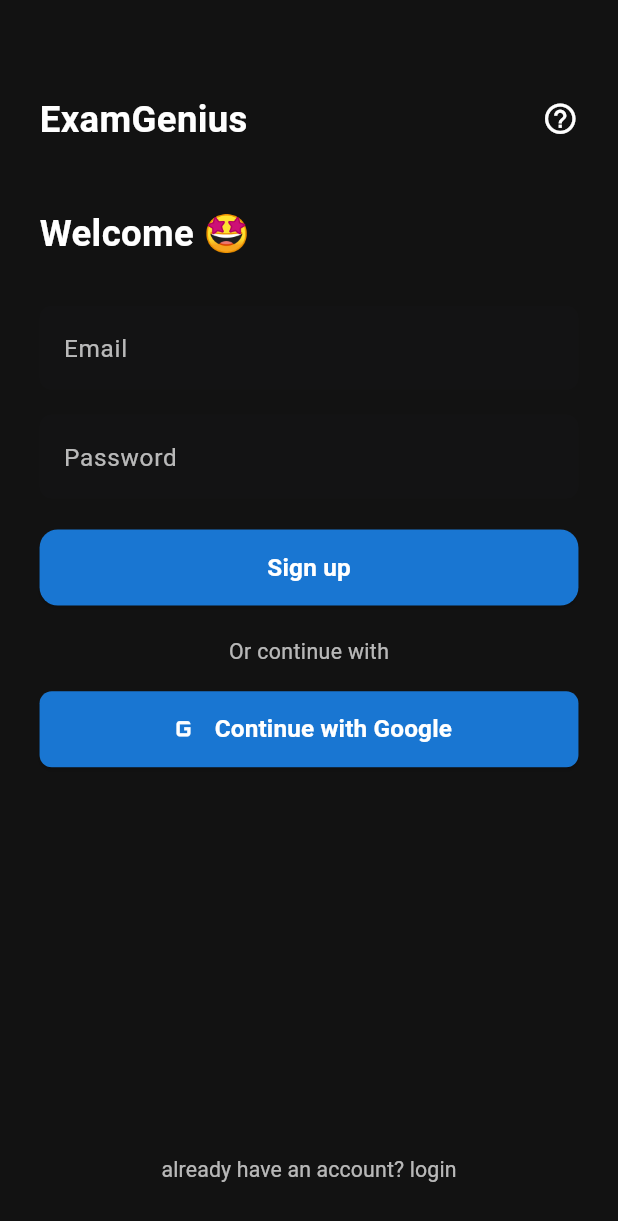
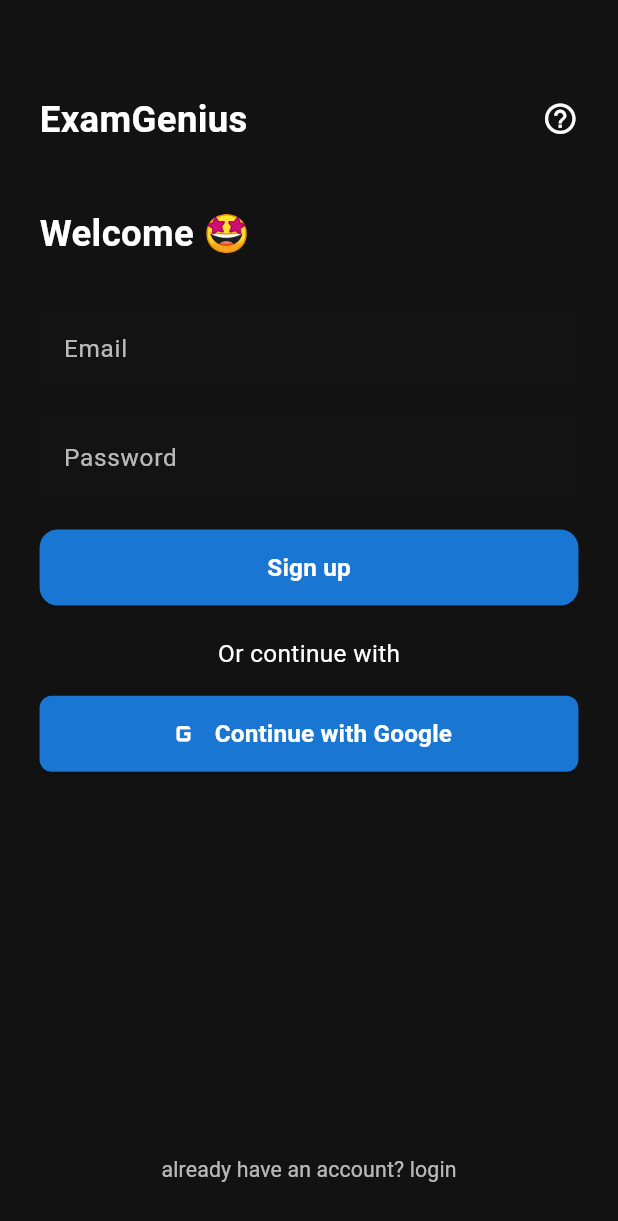
Before and after one commit to sayodaa/exam-zone, a Flutter app: the SignupScreen screen opened directly, on a phone screen of 412 x 824 dp. Shown: the top 1221 px of the screen. Run offline on Flutter 3.47's test engine with Material 3 defaults, Android fonts, the phone set to English and light mode, and no system bars; our stand-ins replace animate_do, connectivity_plus, flutter_bloc, flutter_screenutil, freezed_annotation, shared_preferences; accounts and stored records are empty; project files that could hold a hidden picture were left out.

```diff
--- a/lib/app.dart
+++ b/lib/app.dart
@@ -1,13 +1,9 @@
 import 'package:flutter/material.dart';
 import 'package:flutter_screenutil/flutter_screenutil.dart';
+import 'package:graduation/core/routes/app_routes.dart';
 import 'package:graduation/core/styles/theme/app_themes_styles.dart';
 import 'package:graduation/core/styles/theme/theme_provider.dart';
 import 'package:provider/provider.dart';
-import 'package:graduation/core/routes/app_routes.dart';
-
-void main() {
-  runApp(const ExamZone());
-}
 
 class ExamZone extends StatelessWidget {
   const ExamZone({super.key});
--- a/lib/core/styles/app_text_styles.dart
+++ b/lib/core/styles/app_text_styles.dart
@@ -1,5 +1,6 @@
 import 'package:flutter/material.dart';
 import 'package:flutter_screenutil/flutter_screenutil.dart';
+import 'package:graduation/core/styles/theme/app_themes_styles.dart';
 
 abstract class AppTextStyles {
   // Headings
@@ -92,7 +93,7 @@
         fontSize: 12.sp,
         fontWeight: FontWeight.normal,
         color: isSuccess
-            ? Theme.of(context).colorScheme.primary
+            ? AppThemes.darkTheme.primaryColor
             : Theme.of(context).colorScheme.error,
       );
 
--- a/lib/core/styles/theme/theme_provider.dart
+++ b/lib/core/styles/theme/theme_provider.dart
@@ -2,7 +2,7 @@
 import 'package:shared_preferences/shared_preferences.dart';
 
 class ThemeProvider with ChangeNotifier {
-  ThemeMode _themeMode = ThemeMode.dark; // الوضع الافتراضي: Dark
+  ThemeMode _themeMode = ThemeMode.dark;
 
   ThemeMode get themeMode => _themeMode;
 
--- a/lib/features/auth/presentation/screens/signup_screen.dart
+++ b/lib/features/auth/presentation/screens/signup_screen.dart
@@ -47,9 +47,9 @@
             CustomFadeInUp(
               duration: 700,
               child: Center(
-                child: Text(
-                  'Or continue with',
-                  style: TextStyle(color: Colors.white70, fontSize: 14.sp),
+                child: TextApp(
+                  text: 'Or continue with',
+                  style: AppTextStyles.body16(context),
                 ),
               ),
             ),
--- a/lib/features/settings/presentation/views/settings_screen.dart
+++ b/lib/features/settings/presentation/views/settings_screen.dart
@@ -2,6 +2,7 @@
 import 'package:flutter_screenutil/flutter_screenutil.dart';
 import 'package:graduation/core/common/widgets/text_app.dart';
 import 'package:graduation/core/styles/app_text_styles.dart';
+import 'package:graduation/core/styles/theme/app_themes_styles.dart';
 import 'package:graduation/core/styles/theme/theme_provider.dart';
 import 'package:provider/provider.dart';
 
@@ -14,7 +15,7 @@
     return Scaffold(
       appBar: AppBar(
         leading: IconButton(
-          icon: Icon(Icons.arrow_back, color: Theme.of(context).appBarTheme.foregroundColor),
+          icon: Icon(Icons.arrow_back, color: AppThemes.darkTheme.bottomAppBarTheme.color),
           onPressed: () => Navigator.pop(context),
         ),
         title: TextApp(
```
